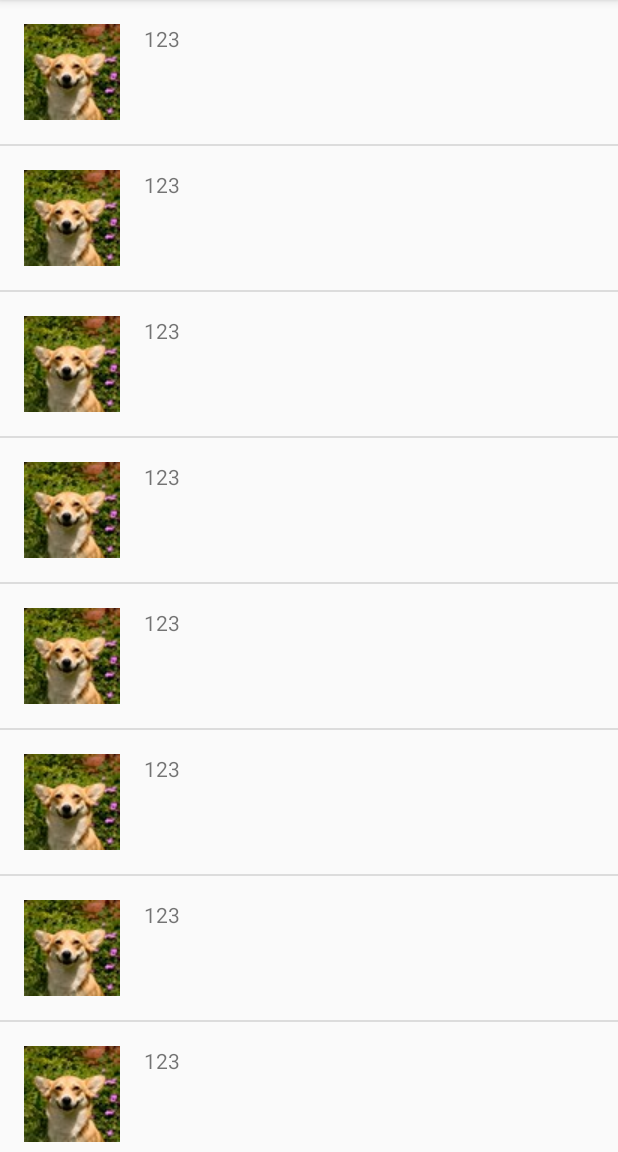
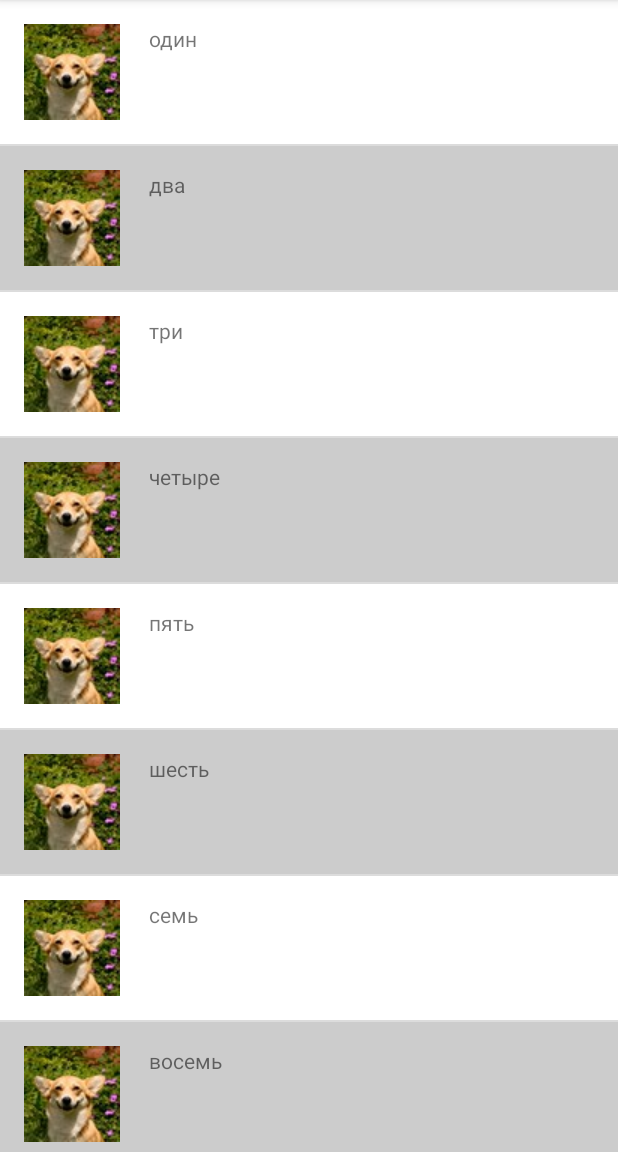
Before and after one commit to GooseArkasha/MyAndroidLabs, an Android app: the screen it shows after launch (MainActivity), on a phone screen of 412 x 824 dp, the part 84-1236 px from its top. Run offline under Robolectric (Android 15) with nearby library versions, the phone set to English and light mode, and no system bars.

Commit message:
sixth commit

```diff
--- a/Lab1/app/src/main/java/com/GooseArkasha/lab1/Field.java
+++ b/Lab1/app/src/main/java/com/GooseArkasha/lab1/Field.java
@@ -37,44 +37,50 @@ public class Field {
     public void setNumber(int number) {
 
         String temp = Integer.toString(number);
-        this.number = "123";
+        this.number = "";
+        int length = temp.length();
 
-//        switch (temp.length()) {
-//            case 7:
-//                this.number = "миллион";
-//                break;
-//            case 6:
-//                this.number = hundreds[temp.charAt(0) - 48];
-//            case 5:
-//                if(temp.charAt(4) - 48 != 1) {
-//                    this.number = this.number + decades[temp.charAt(4) - 48];
-//                }
-//            case 4:
-//                if(temp.length() > 4) {
-//                    if(temp.charAt(4) - 48 == 1) {
-//                        this.number = this.number + doubleDigits[temp.charAt(3) - 48] + thousands[0];
-//                    } else {
-//                        this.number = this.number + thousands[temp.charAt(3) - 48];
-//                    }
-//                } else {
-//                    this.number = this.number + thousands[temp.charAt(3) - 48];
-//                }
-//            case 3:
-//                this.number = this.number + hundreds[temp.charAt(2) - 48];
-//            case 2:
-//                if(temp.charAt(1) - 48 != 1) {
-//                    this.number = this.number + decades[temp.charAt(1) - 48];
-//                }
-//            case 1:
-//                if(temp.charAt(1) - 48 == 1) {
-//                    this.number = this.number + doubleDigits[temp.charAt(0) - 48] + thousands[0];
-//                } else {
-//                    this.number = this.number + singleDigit[temp.charAt(0) - 48];
-//                }
-//                break;
-//            default:
-//                this.number = "Error";
-//        }
+        switch (length) {
+            case 7:
+                this.number = "миллион";
+                break;
+            case 6:
+                this.number = hundreds[temp.charAt(0) - 48];
+            case 5:
+                if(temp.charAt(length - 5) - 48 != 1) {
+                    this.number = this.number + " " + decades[temp.charAt(length - 5) - 48];
+                }
+            case 4:
+                if(temp.length() > 4) {
+                    if(temp.charAt(length - 5) - 48 == 1) {
+                        this.number = this.number + " " + doubleDigits[temp.charAt(length - 4) - 48]
+                                + " " + thousands[0];
+                    } else {
+                        this.number = this.number + " " + thousands[temp.charAt(length - 4) - 48];
+                    }
+                } else {
+                    this.number = this.number + " " + thousands[temp.charAt(length - 4) - 48];
+                }
+            case 3:
+                this.number = this.number + " " + hundreds[temp.charAt(length - 3) - 48];
+            case 2:
+                if(temp.charAt(length - 2) - 48 != 1) {
+                    this.number = this.number + " " + decades[temp.charAt(length - 2) - 48];
+                }
+            case 1:
+                if(length > 1) {
+                    if(temp.charAt(length - 2) - 48 == 1) {
+                        this.number = this.number + " " + doubleDigits[temp.charAt(length - 1) - 48];
+                    } else {
+                        this.number = this.number + " " + singleDigit[temp.charAt(length - 1) - 48];
+                    }
+                } else {
+                    this.number = this.number + " " + singleDigit[temp.charAt(length - 1) - 48];
+                }
+                break;
+            default:
+                this.number = "Error";
+        }
     }
 
     public String getNumber() {
--- a/Lab1/app/src/main/java/com/GooseArkasha/lab1/ItemAdapter.java
+++ b/Lab1/app/src/main/java/com/GooseArkasha/lab1/ItemAdapter.java
@@ -34,6 +34,12 @@ public class ItemAdapter extends ArrayAdapter<Field>{
 
         CorgiView.setImageResource(field.getImageResource());
         numberView.setText(field.getNumber());
+
+        if(position % 2 == 0) {
+            view.setBackgroundResource(R.color.white);
+        } else {
+            view.setBackgroundResource(R.color.gray);
+        }
         return view;
     }
 
--- a/Lab1/app/src/main/java/com/GooseArkasha/lab1/MainActivity.java
+++ b/Lab1/app/src/main/java/com/GooseArkasha/lab1/MainActivity.java
@@ -3,10 +3,7 @@ package com.GooseArkasha.lab1;
 import androidx.appcompat.app.AppCompatActivity;
 
 import android.os.Bundle;
-import android.view.View;
-import android.widget.AdapterView;
 import android.widget.ListView;
-import android.widget.Toast;
 
 import java.util.ArrayList;
 import java.util.List;
--- a/Lab1/app/src/main/java/com/GooseArkasha/lab1/SplashScreen.java
+++ b/Lab1/app/src/main/java/com/GooseArkasha/lab1/SplashScreen.java
@@ -1,5 +1,6 @@
 package com.GooseArkasha.lab1;
 
+import androidx.annotation.NonNull;
 import androidx.appcompat.app.AppCompatActivity;
 
 import android.content.Intent;
@@ -9,6 +10,7 @@ import android.util.Log;
 public class SplashScreen extends AppCompatActivity {
 
     private final static String TAG = "SplashScreen";
+    private boolean threadStarted;
 
     @Override
     protected void onCreate(Bundle savedInstanceState) {
@@ -20,6 +22,7 @@ public class SplashScreen extends AppCompatActivity {
     protected void onResume(){
         super.onResume();
 
+        if(!threadStarted) {
             Thread thread = new Thread(new Runnable() { //Создаем новый поток
                 @Override
                 public void run() { //Переопределяем метод, который вызывается при запуске потока
@@ -32,8 +35,22 @@ public class SplashScreen extends AppCompatActivity {
 
                     Intent intent = new Intent(SplashScreen.this, MainActivity.class);
                     startActivity(intent);
+                    finish();
                 }
             });
             thread.start();
         }
     }
+
+    @Override
+    protected void onSaveInstanceState(@NonNull Bundle outState) {
+        super.onSaveInstanceState(outState);
+        outState.putBoolean("threadStarted", true);
+    }
+
+    @Override
+    protected void onRestoreInstanceState(@NonNull Bundle savedInstanceState) {
+        super.onRestoreInstanceState(savedInstanceState);
+        threadStarted = savedInstanceState.getBoolean("threadStarted");
+    }
+}
--- a/Lab1/app/src/main/res/layout/list_iteam.xml
+++ b/Lab1/app/src/main/res/layout/list_iteam.xml
@@ -3,7 +3,8 @@
     android:layout_width="match_parent"
     android:layout_height="wrap_content"
     android:orientation="horizontal"
-    android:padding="16dp">
+    android:padding="16dp"
+    android:background="#CCCCCC">
 
 
     <ImageView
--- a/Lab1/app/src/main/res/values/colors.xml
+++ b/Lab1/app/src/main/res/values/colors.xml
@@ -3,4 +3,6 @@
     <color name="colorPrimary">#008577</color>
     <color name="colorPrimaryDark">#00574B</color>
     <color name="colorAccent">#D81B60</color>
-</resources>
+    <color name="gray">#CCCCCC</color>
+    <color name="white">#FFFFFF</color>
+ </resources>
```
Also changed, not shown: Lab1/app/src/main/res/layout-land/activity_splash_screen.xml (added, +15 -0 lines). Lines whose indentation alone changed are shown as unchanged.
